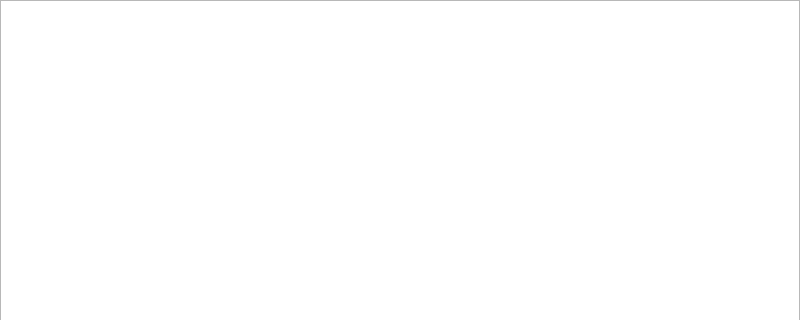
Above: src/gui/mainwindow.ui from Yt-trium/Couscous-raytracer before the change; both pictures show x 0 to 800 and y 0 to 320 of the 800 by 600 pixel window. Below: the same form after it.
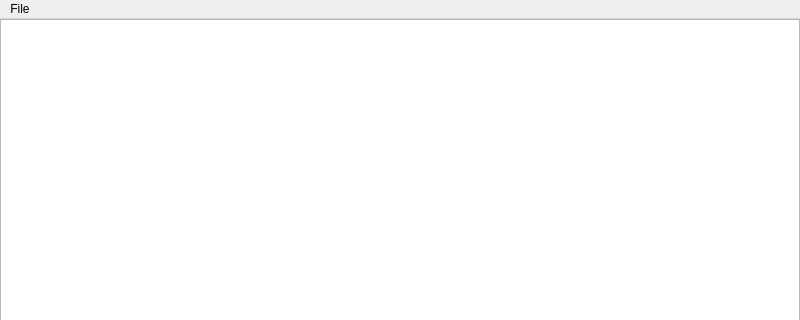
That is the form after the change.

What changed in the file:
```diff
--- a/src/gui/mainwindow.ui
+++ b/src/gui/mainwindow.ui
@@ -42,6 +42,28 @@
     </item>
    </layout>
   </widget>
+  <widget class="QMenuBar" name="menuBar">
+   <property name="geometry">
+    <rect>
+     <x>0</x>
+     <y>0</y>
+     <width>800</width>
+     <height>22</height>
+    </rect>
+   </property>
+   <widget class="QMenu" name="menuFile">
+    <property name="title">
+     <string>File</string>
+    </property>
+    <addaction name="actionSave_As_Image"/>
+   </widget>
+   <addaction name="menuFile"/>
+  </widget>
+  <action name="actionSave_As_Image">
+   <property name="text">
+    <string>Save As Image</string>
+   </property>
+  </action>
  </widget>
  <layoutdefault spacing="6" margin="11"/>
  <resources/>
```
